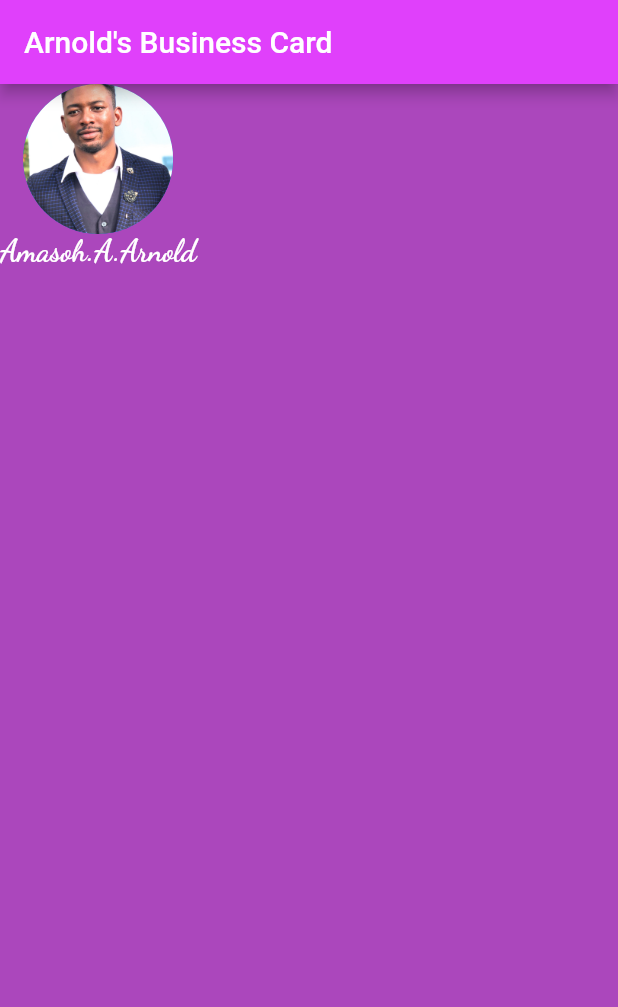
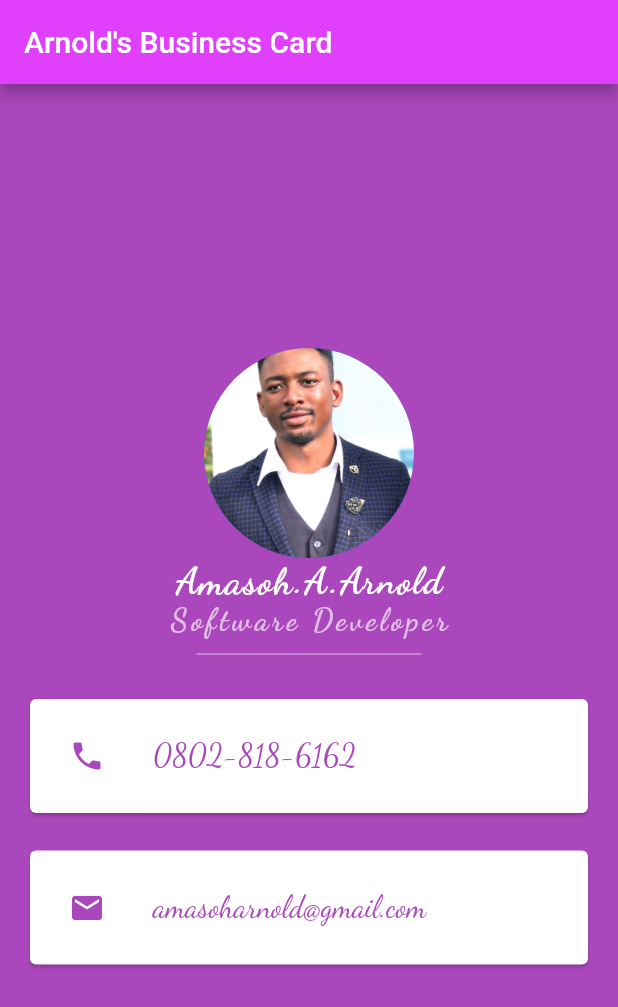
Before and after one commit to AA-Arnold/FlutterApp-business_card, a Flutter app: the screen it shows after launch, on a phone screen of 412 x 824 dp. Shown: the top 1007 px of the screen. Run offline on Flutter 3.47's test engine with Material 2 defaults, Android fonts, the phone set to English and light mode, and no system bars.

Commit message:
added font, made use of card widget, project completed

```diff
--- a/lib/main.dart
+++ b/lib/main.dart
@@ -17,9 +17,10 @@ class MyApp extends StatelessWidget {
           backgroundColor: Colors.purpleAccent,
         ),
         body: Column(
-          children: [
+          mainAxisAlignment: MainAxisAlignment.center,
+          children: <Widget>[
             CircleAvatar(
-              radius: 50.0,
+              radius: 70.0,
               backgroundImage: AssetImage('assets/arnold.jpeg'),
             ),
             Container(
@@ -27,12 +28,69 @@ class MyApp extends StatelessWidget {
                 'Amasoh.A.Arnold',
                 style: TextStyle(
                     fontFamily: 'DancingScript',
+                    fontSize: 25.0,
+                    letterSpacing: 1.0,
+                    color: Colors.white,
+                    fontWeight: FontWeight.bold),
+              ),
+            ),
+            Container(
+              child: Text(
+                'Software Developer',
+                style: TextStyle(
+                    fontFamily: 'Source Sans Pro',
                     fontSize: 20.0,
-                    color: Colors.white,
-                    fontWeight: FontWeight.bold
+                    letterSpacing: 2.5,
+                    color: Colors.purple.shade100,
+                    fontWeight: FontWeight.bold),
+              ),
+            ),
+            SizedBox(
+              height: 20.0,
+              width: 150.0,
+              child: Divider(
+                color: Colors.purple.shade100,
+              ),
+            ),
+            Card(
+              margin: EdgeInsets.symmetric(vertical: 20.0, horizontal: 20.0),
+              child: Padding(
+                padding: EdgeInsets.all(10.0),
+                child: ListTile(
+                  leading: Icon(
+                    Icons.phone,
+                    color: Colors.purple[400],
+                  ),
+                  title: Text(
+                    '0802-818-6162',
+                    style: TextStyle(
+                      fontFamily: 'Source Sans Pro',
+                      fontSize: 20.0,
+                      color: Colors.purple.shade400,
+                    ),
+                  ),
                 ),
               ),
             ),
+            Card(
+              margin: EdgeInsets.symmetric(vertical: 5.0, horizontal: 20.0),
+              child: Padding(
+                  padding: EdgeInsets.all(10.0),
+                  child: ListTile(
+                    leading: Icon(
+                      Icons.email,
+                      color: Colors.purple[400],
+                    ),
+                    title: Text(
+                      'amasoharnold@gmail.com',
+                      style: TextStyle(
+                        fontFamily: 'Source Sans Pro',
+                        fontSize: 20.0,
+                        color: Colors.purple.shade400,
+                      ),
+                    ),
+                  )),
+            )
           ],
         ),
       ),
--- a/pubspec.yaml
+++ b/pubspec.yaml
@@ -49,8 +49,10 @@ flutter:
      - assets/arnold.jpeg
   fonts:
     - family: DancingScript
+    - family: Source Sans Pro
       fonts:
         - asset: fonts/DancingScript-VariableFont_wght.ttf
+        - asset: fonts/SourceSansPro-Light.ttf
 
   # An image asset can refer to one or more resolution-specific "variants", see
   # https://flutter.dev/assets-and-images/#resolution-aware.
```
Also changed, not shown: fonts/SourceSansPro-Light.ttf (added).
